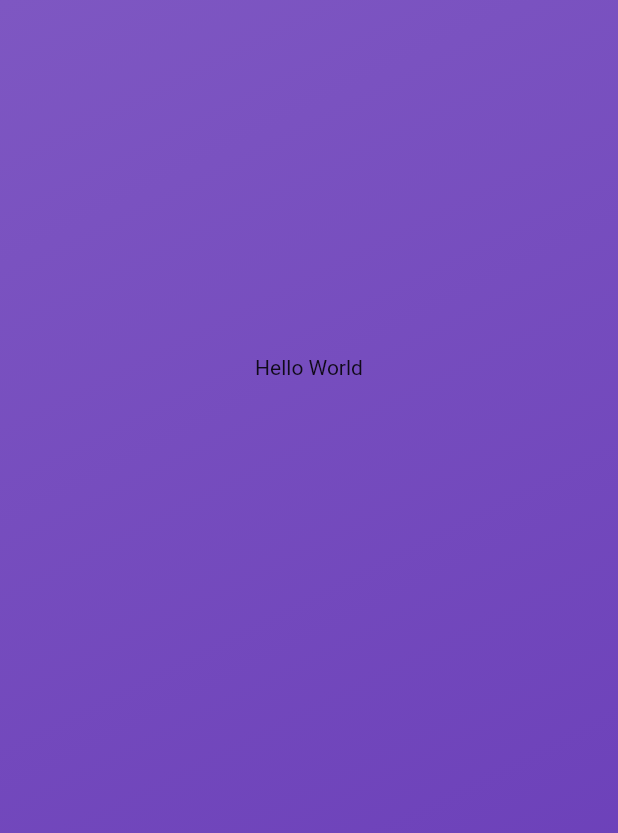
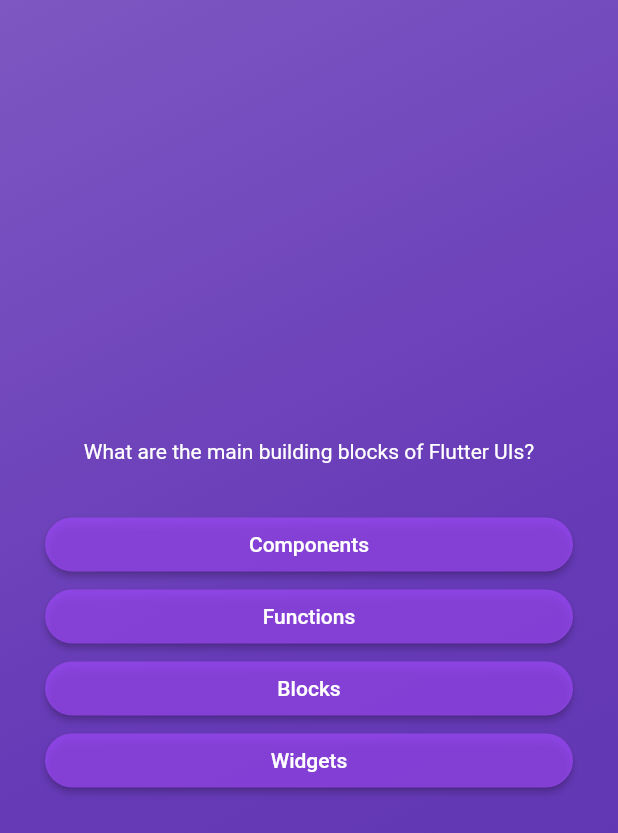
Before and after one commit to brkeudunman/quiz_app, a Flutter app: the screen it shows after launch, after a tap on "Click to begin", on a phone screen of 412 x 824 dp. Shown: the top 833 px of the screen. Run offline on Flutter 3.47's test engine with Material 2 defaults, Android fonts, the phone set to English and light mode, and no system bars.

Commit message:
questions deployed

```diff
--- /dev/null
+++ b/lib/common/question_button.dart
@@ -0,0 +1,25 @@
+import 'package:flutter/material.dart';
+
+class QuestionButton extends StatelessWidget {
+  final String answerText;
+  final void Function() onTap;
+
+  const QuestionButton(
+      {super.key, required this.answerText, required this.onTap});
+
+  @override
+  Widget build(BuildContext context) {
+    return ElevatedButton(
+      onPressed: onTap,
+      style: ElevatedButton.styleFrom(
+        padding: const EdgeInsets.symmetric(vertical: 10),
+        backgroundColor: const Color.fromARGB(169, 161, 74, 253),
+        foregroundColor: Colors.white,
+        shape: RoundedRectangleBorder(
+          borderRadius: BorderRadius.circular(50),
+        ),
+      ),
+      child: Text(textAlign: TextAlign.center, answerText),
+    );
+  }
+}
--- /dev/null
+++ b/lib/data/questions.dart
@@ -0,0 +1,55 @@
+import 'package:quiz_app/models/quiz_question.dart';
+
+const questions = [
+  QuizQuestion(
+    'What are the main building blocks of Flutter UIs?',
+    [
+      'Widgets',
+      'Components',
+      'Blocks',
+      'Functions',
+    ],
+  ),
+  QuizQuestion('How are Flutter UIs built?', [
+    'By combining widgets in code',
+    'By combining widgets in a visual editor',
+    'By defining widgets in config files',
+    'By using XCode for iOS and Android Studio for Android',
+  ]),
+  QuizQuestion(
+    'What\'s the purpose of a StatefulWidget?',
+    [
+      'Update UI as data changes',
+      'Update data as UI changes',
+      'Ignore data changes',
+      'Render UI that does not depend on data',
+    ],
+  ),
+  QuizQuestion(
+    'Which widget should you try to use more often: StatelessWidget or StatefulWidget?',
+    [
+      'StatelessWidget',
+      'StatefulWidget',
+      'Both are equally good',
+      'None of the above',
+    ],
+  ),
+  QuizQuestion(
+    'What happens if you change data in a StatelessWidget?',
+    [
+      'The UI is not updated',
+      'The UI is updated',
+      'The closest StatefulWidget is updated',
+      'Any nested StatefulWidgets are updated',
+    ],
+  ),
+  QuizQuestion(
+    'How should you update data inside of StatefulWidgets?',
+    [
+      'By calling setState()',
+      'By calling updateData()',
+      'By calling updateUI()',
+      'By calling updateState()',
+    ],
+  ),
+];
--- /dev/null
+++ b/lib/models/quiz_question.dart
@@ -0,0 +1,12 @@
+class QuizQuestion {
+  final String text;
+  final List<String> answers;
+
+  const QuizQuestion(this.text, this.answers);
+
+  List<String> getShuffledAnswers() {
+    final shuffledList = List.of(answers);
+    shuffledList.shuffle();
+    return shuffledList;
+  }
+}
--- a/lib/questions.dart
+++ b/lib/questions.dart
@@ -1,4 +1,7 @@
 import 'package:flutter/material.dart';
+import 'package:quiz_app/common/question_button.dart';
+import 'package:quiz_app/data/questions.dart';
+import 'package:quiz_app/models/quiz_question.dart';
 
 class Questions extends StatefulWidget {
   const Questions({super.key});
@@ -10,8 +13,39 @@ class Questions extends StatefulWidget {
 }
 
 class _Questions extends State<Questions> {
+  var currentQuestionIndex = 0;
+
+  void answerQuestion() {
+    setState(() {
+      currentQuestionIndex++;
+    });
+  }
+
   @override
   Widget build(BuildContext context) {
-    return const Text("Hello World");
+    QuizQuestion currentQuestion = questions[currentQuestionIndex];
+
+    return Container(
+      margin: const EdgeInsetsDirectional.symmetric(horizontal: 30),
+      child: Column(
+        mainAxisAlignment: MainAxisAlignment.center,
+        crossAxisAlignment: CrossAxisAlignment.stretch,
+        children: [
+          Text(
+            textAlign: TextAlign.center,
+            currentQuestion.text,
+            style: const TextStyle(
+              color: Colors.white,
+            ),
+          ),
+          const SizedBox(
+            height: 30,
+          ),
+          ...currentQuestion.getShuffledAnswers().map((answer) {
+            return QuestionButton(answerText: answer, onTap: answerQuestion);
+          })
+        ],
+      ),
+    );
   }
 }
--- a/lib/quiz.dart
+++ b/lib/quiz.dart
@@ -13,24 +13,24 @@ class Quiz extends StatefulWidget {
 }
 
 class _Quiz extends State<Quiz> {
-  Widget? activeWidget;
-
-  @override
-  void initState() {
-    activeWidget = Home(switchWidget);
-    super.initState();
-  }
+  var activeWidget = "start-screen";
 
   void switchWidget() {
     setState(() {
-      activeWidget = const Questions();
+      activeWidget = "questions-screen";
     });
   }
 
   @override
   Widget build(BuildContext context) {
-    return GradientContainer(
-        colors: [Colors.deepPurple.shade400, Colors.deepPurple.shade500],
-        child: activeWidget);
+    Widget screenWidget = Home(switchWidget);
+    if (activeWidget == "questions-screen") {
+      screenWidget = const Questions();
+    }
+    return GradientContainer(colors: [
+      Colors.deepPurple.shade400,
+      Colors.deepPurple.shade500,
+      Colors.deepPurple.shade600
+    ], child: screenWidget);
   }
 }
```
